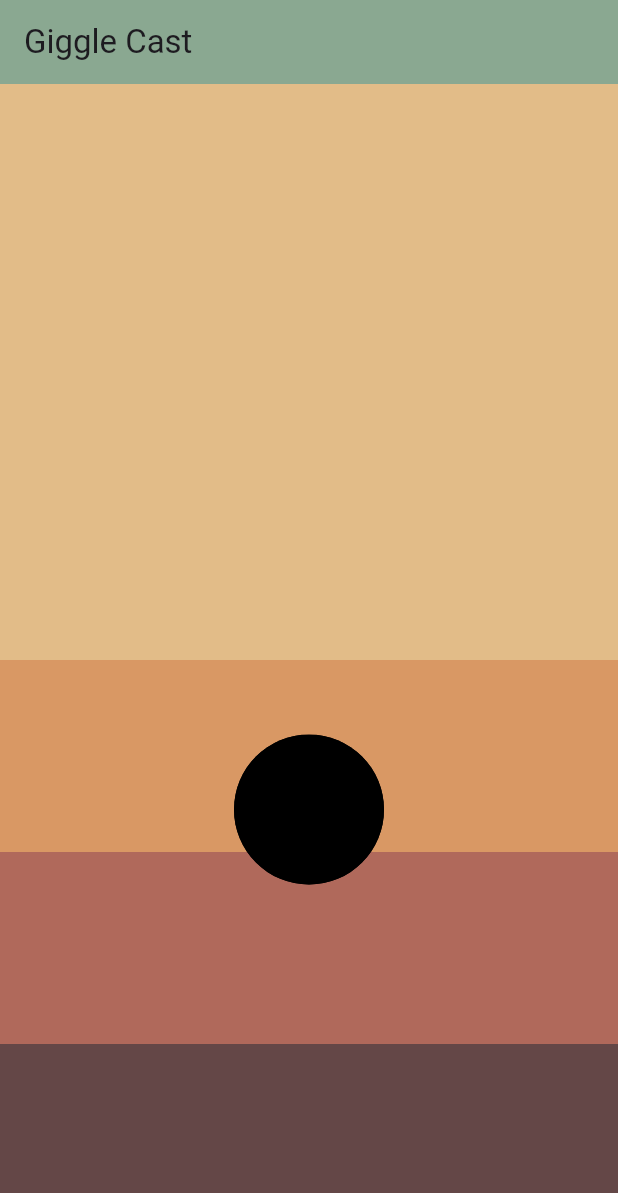
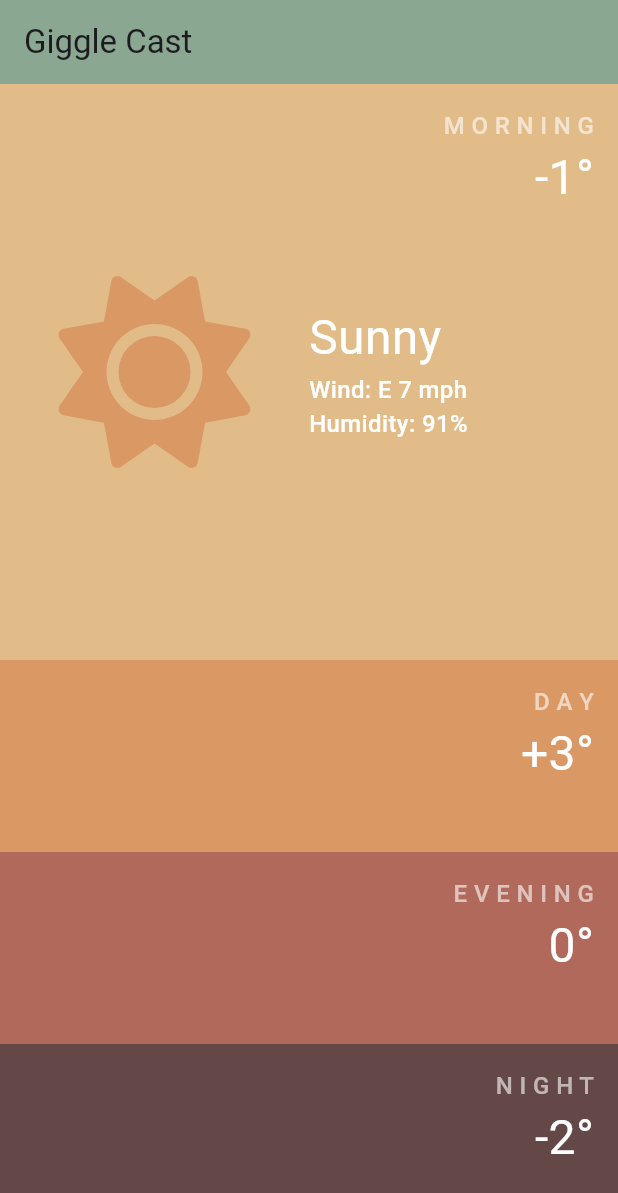
Before and after one commit to manirahmanzadeh/Giggle-Cast, a Flutter app: the screen it shows after launch, on a phone screen of 412 x 824 dp. Shown: the top 1193 px of the screen. Run offline on Flutter 3.47's test engine with Material 3 defaults, Android fonts, the phone set to English and light mode, and no system bars; our stand-ins replace flutter_svg.

Commit message:
final changes

```diff
--- a/lib/components/curtain.dart
+++ b/lib/components/curtain.dart
@@ -7,18 +7,37 @@ class Curtain extends StatelessWidget {
     required this.height,
     required this.curtainColor,
     required this.openCurtain,
+    required this.weatherIcon,
+    required this.topPosition,
+    required this.time,
+    required this.weather,
+    required this.windSpeed,
+    required this.windDirection,
+    required this.humidity,
+    required this.temperature,
   });
 
   final double height;
   final Color curtainColor;
   final Function() openCurtain;
+  final Widget weatherIcon;
+  final double topPosition;
+  final String time;
+  final String weather;
+  final int windSpeed;
+  final String windDirection;
+  final int humidity;
+  final int temperature;
 
   @override
   Widget build(BuildContext context) {
     final GlobalKey curtainKey = GlobalKey();
     final GlobalKey objectKey = GlobalKey();
+    double screenHeight = MediaQuery.of(context).size.height;
+    double appBarHeight = AppBar().preferredSize.height;
+    double statusBarHeight = MediaQuery.of(context).padding.top;
+    double bodyHeight = screenHeight - appBarHeight - statusBarHeight;
     return Stack(
-      alignment: Alignment.bottomCenter,
       children: [
         Column(
           mainAxisAlignment: MainAxisAlignment.end,
@@ -30,22 +49,82 @@ class Curtain extends StatelessWidget {
                 color: curtainColor,
                 width: MediaQuery.sizeOf(context).width,
                 height: height,
+                padding: const EdgeInsets.all(16),
+                child: Column(
+                  crossAxisAlignment: CrossAxisAlignment.end,
+                  children: [
+                    Text(
+                      time,
+                      style: const TextStyle(
+                        fontSize: 16,
+                        fontWeight: FontWeight.w500,
+                        color: Colors.white60,
+                      ),
+                    ),
+                    Text(
+                      temperature > 1 ? '+$temperature°' : '$temperature°',
+                      style: const TextStyle(
+                        fontSize: 32,
+                        fontWeight: FontWeight.w400,
+                        color: Colors.white,
+                      ),
+                    ),
+                  ],
+                ),
               ),
             )
           ],
         ),
-        Positioned(
-          top: MediaQuery.of(context).size.height / 1.9,
+        AnimatedPositioned(
+          duration: const Duration(milliseconds: 1000),
+          curve: Curves.ease,
+          top: topPosition,
           child: ClipRect(
             key: UniqueKey(),
             clipper: RevealClipper(objectKey: objectKey, curtainKey: curtainKey),
-            child: Container(
+            child: SizedBox(
               key: objectKey,
-              width: 100,
-              height: 100,
-              decoration: const BoxDecoration(
-                color: Colors.black,
-                shape: BoxShape.circle,
+              width: MediaQuery.sizeOf(context).width,
+              height: bodyHeight / 6 * 3,
+              child: Row(
+                mainAxisAlignment: MainAxisAlignment.spaceAround,
+                children: [
+                  Expanded(
+                    child: weatherIcon,
+                  ),
+                  Expanded(
+                    child: Column(
+                      mainAxisAlignment: MainAxisAlignment.center,
+                      crossAxisAlignment: CrossAxisAlignment.start,
+                      children: [
+                        Text(
+                          weather,
+                          style: const TextStyle(
+                            fontSize: 32,
+                            fontWeight: FontWeight.w400,
+                            color: Colors.white,
+                          ),
+                        ),
+                        Text(
+                          'Wind: $windDirection $windSpeed mph',
+                          style: const TextStyle(
+                            fontSize: 16,
+                            fontWeight: FontWeight.w500,
+                            color: Colors.white,
+                          ),
+                        ),
+                        Text(
+                          'Humidity: $humidity%',
+                          style: const TextStyle(
+                            fontSize: 16,
+                            fontWeight: FontWeight.w500,
+                            color: Colors.white,
+                          ),
+                        ),
+                      ],
+                    ),
+                  ),
+                ],
               ),
             ),
           ),
--- a/lib/components/reveal_clipper.dart
+++ b/lib/components/reveal_clipper.dart
@@ -23,7 +23,7 @@ class RevealClipper extends CustomClipper<Rect> {
     if (bottomOverlap > 0) {
       return Rect.fromPoints(Offset(0.0, size.height - bottomOverlap), Offset(size.width, size.height));
     }
-    return Rect.fromPoints(const Offset(0.0, 00.0),  Offset(size.width, size.height));
+    return Rect.fromPoints(const Offset(0.0, 00.0),  const Offset(0, 0));
   }
 
   @override
--- a/lib/screens/home_screen.dart
+++ b/lib/screens/home_screen.dart
@@ -1,4 +1,5 @@
 import 'package:flutter/material.dart';
+import 'package:flutter_svg/flutter_svg.dart';
 import 'package:weather/constants/colors.dart';
 
 import '../components/curtain.dart';
@@ -20,6 +21,8 @@ class _HomeScreenState extends State<HomeScreen> with TickerProviderStateMixin {
   AnimationController? _curtain1animationController;
   Animation<double>? _curtain1sizeAnimation;
 
+  double topPosition = 0;
+
   @override
   void initState() {
     WidgetsBinding.instance.addPostFrameCallback((_) {
@@ -31,7 +34,7 @@ class _HomeScreenState extends State<HomeScreen> with TickerProviderStateMixin {
       setState(() {
         _curtain3animationController = AnimationController(
           vsync: this,
-          duration: const Duration(milliseconds: 350),
+          duration: const Duration(milliseconds: 500),
         );
         _curtain3sizeAnimation = Tween<double>(
           begin: bodyHeight / 6 * 3,
@@ -44,7 +47,7 @@ class _HomeScreenState extends State<HomeScreen> with TickerProviderStateMixin {
 
         _curtain2animationController = AnimationController(
           vsync: this,
-          duration: const Duration(milliseconds: 350),
+          duration: const Duration(milliseconds: 500),
         );
         _curtain2sizeAnimation = Tween<double>(
           begin: bodyHeight / 6 * 2,
@@ -57,7 +60,7 @@ class _HomeScreenState extends State<HomeScreen> with TickerProviderStateMixin {
 
         _curtain1animationController = AnimationController(
           vsync: this,
-          duration: const Duration(milliseconds: 350),
+          duration: const Duration(milliseconds: 500),
         );
         _curtain1sizeAnimation = Tween<double>(
           begin: bodyHeight / 6,
@@ -70,53 +73,6 @@ class _HomeScreenState extends State<HomeScreen> with TickerProviderStateMixin {
       });
     });
     super.initState();
-  }
-
-  _openCurtain4() {
-    //close all curtains:
-    if (_curtain3animationController?.status == AnimationStatus.completed) {
-      _curtain3animationController?.reverse();
-    }
-    if (_curtain2animationController?.status == AnimationStatus.completed) {
-      _curtain2animationController?.reverse();
-    }
-    if (_curtain1animationController?.status == AnimationStatus.completed) {
-      _curtain1animationController?.reverse();
-    }
-  }
-
-  _openCurtain3() {
-    _curtain3animationController?.forward();
-    //close other curtains
-    if (_curtain2animationController?.status == AnimationStatus.completed) {
-      _curtain2animationController?.reverse();
-    }
-    if (_curtain1animationController?.status == AnimationStatus.completed) {
-      _curtain1animationController?.reverse();
-    }
-  }
-
-  _openCurtain2() {
-    _curtain2animationController?.forward();
-    //if curtain 3 is not opened should be opened (because it's behind curtain 2)
-    if (_curtain3animationController?.status != AnimationStatus.completed) {
-      _curtain3animationController?.forward();
-    }
-    //if curtain 1 is open then close it
-    if (_curtain1animationController?.status == AnimationStatus.completed) {
-      _curtain1animationController?.reverse();
-    }
-  }
-
-  _openCurtain1() {
-    _curtain1animationController?.forward();
-    //all other curtains must be opened
-    if (_curtain3animationController?.status != AnimationStatus.completed) {
-      _curtain3animationController?.forward();
-    }
-    if (_curtain2animationController?.status != AnimationStatus.completed) {
-      _curtain2animationController?.forward();
-    }
   }
 
   @override
@@ -137,24 +93,116 @@ class _HomeScreenState extends State<HomeScreen> with TickerProviderStateMixin {
             height: bodyHeight,
             curtainColor: AppColors.curtain4,
             openCurtain: _openCurtain4,
+            topPosition: topPosition,
+            temperature: -1,
+            humidity: 91,
+            time: 'M O R N I N G',
+            weather: 'Sunny',
+            windDirection: 'E',
+            windSpeed: 7,
+            weatherIcon: SvgPicture.asset('assets/icons/sun-solid.svg', height: bodyHeight/6,),
           ),
           Curtain(
             height: _curtain3sizeAnimation?.value ?? bodyHeight / 6 * 3,
             curtainColor: AppColors.curtain3,
-            openCurtain: _openCurtain3,
+            openCurtain: () => _openCurtain3(bodyHeight),
+            topPosition: topPosition,
+            temperature: 3,
+            humidity: 45,
+            time: 'D A Y',
+            weather: 'Mostly Sunny',
+            windDirection: 'N',
+            windSpeed: 5,
+            weatherIcon: SvgPicture.asset('assets/icons/cloud-sun-solid.svg', height: bodyHeight/6),
           ),
           Curtain(
             height: _curtain2sizeAnimation?.value ?? bodyHeight / 6 * 2,
             curtainColor: AppColors.curtain2,
-            openCurtain: _openCurtain2,
+            openCurtain: () => _openCurtain2(bodyHeight),
+            topPosition: topPosition,
+            temperature: 0,
+            humidity: 91,
+            time: 'E V E N I N G',
+            weather: 'Rain',
+            windDirection: 'W',
+            windSpeed: 12,
+            weatherIcon: SvgPicture.asset('assets/icons/cloud-sun-rain-solid.svg', height: bodyHeight/6),
           ),
           Curtain(
             height: _curtain1sizeAnimation?.value ?? bodyHeight / 6,
             curtainColor: AppColors.curtain1,
-            openCurtain: _openCurtain1,
+            openCurtain: () => _openCurtain1(bodyHeight),
+            topPosition: topPosition,
+            temperature: -2,
+            humidity: 47,
+            time: 'N I G H T',
+            weather: 'Cloudy',
+            windDirection: 'N',
+            windSpeed: 2,
+            weatherIcon: SvgPicture.asset('assets/icons/cloud-moon-solid.svg', height: bodyHeight/6),
           ),
         ],
       ),
     );
   }
+
+  _openCurtain4() {
+    //close all curtains:
+    setState(() {
+      topPosition = 0;
+    });
+    if (_curtain3animationController?.status == AnimationStatus.completed) {
+      _curtain3animationController?.reverse();
+    }
+    if (_curtain2animationController?.status == AnimationStatus.completed) {
+      _curtain2animationController?.reverse();
+    }
+    if (_curtain1animationController?.status == AnimationStatus.completed) {
+      _curtain1animationController?.reverse();
+    }
+  }
+
+  _openCurtain3(double bodyHeight) {
+    setState(() {
+      topPosition = bodyHeight/6;
+    });
+    _curtain3animationController?.forward();
+    //close other curtains
+    if (_curtain2animationController?.status == AnimationStatus.completed) {
+      _curtain2animationController?.reverse();
+    }
+    if (_curtain1animationController?.status == AnimationStatus.completed) {
+      _curtain1animationController?.reverse();
+    }
+  }
+
+  _openCurtain2(double bodyHeight) {
+    setState(() {
+      topPosition = bodyHeight/6 * 2;
+    });
+    _curtain2animationController?.forward();
+    //if curtain 3 is not opened should be opened (because it's behind curtain 2)
+    if (_curtain3animationController?.status != AnimationStatus.completed) {
+      _curtain3animationController?.forward();
+    }
+    //if curtain 1 is open then close it
+    if (_curtain1animationController?.status == AnimationStatus.completed) {
+      _curtain1animationController?.reverse();
+    }
+  }
+
+  _openCurtain1(double bodyHeight) {
+    setState(() {
+      topPosition = bodyHeight/6 * 3;
+    });
+    _curtain1animationController?.forward();
+    //all other curtains must be opened
+    if (_curtain3animationController?.status != AnimationStatus.completed) {
+      _curtain3animationController?.forward();
+    }
+    if (_curtain2animationController?.status != AnimationStatus.completed) {
+      _curtain2animationController?.forward();
+    }
+  }
+
 }
--- a/pubspec.yaml
+++ b/pubspec.yaml
@@ -35,6 +35,7 @@ dependencies:
   # The following adds the Cupertino Icons font to your application.
   # Use with the CupertinoIcons class for iOS style icons.
   cupertino_icons: ^1.0.2
+  flutter_svg: ^2.0.9
 
 dev_dependencies:
   change_app_package_name: ^1.1.0
@@ -60,9 +61,8 @@ flutter:
   uses-material-design: true
 
   # To add assets to your application, add an assets section, like this:
-  # assets:
-  #   - images/a_dot_burr.jpeg
-  #   - images/a_dot_ham.jpeg
+  assets:
+    - assets/icons/
 
   # An image asset can refer to one or more resolution-specific "variants", see
   # https://flutter.dev/assets-and-images/#resolution-aware
```
Also changed, not shown: assets/icons/cloud-moon-solid.svg (added), assets/icons/cloud-sun-rain-solid.svg (added), assets/icons/cloud-sun-solid.svg (added), assets/icons/sun-solid.svg (added), pubspec.lock.
